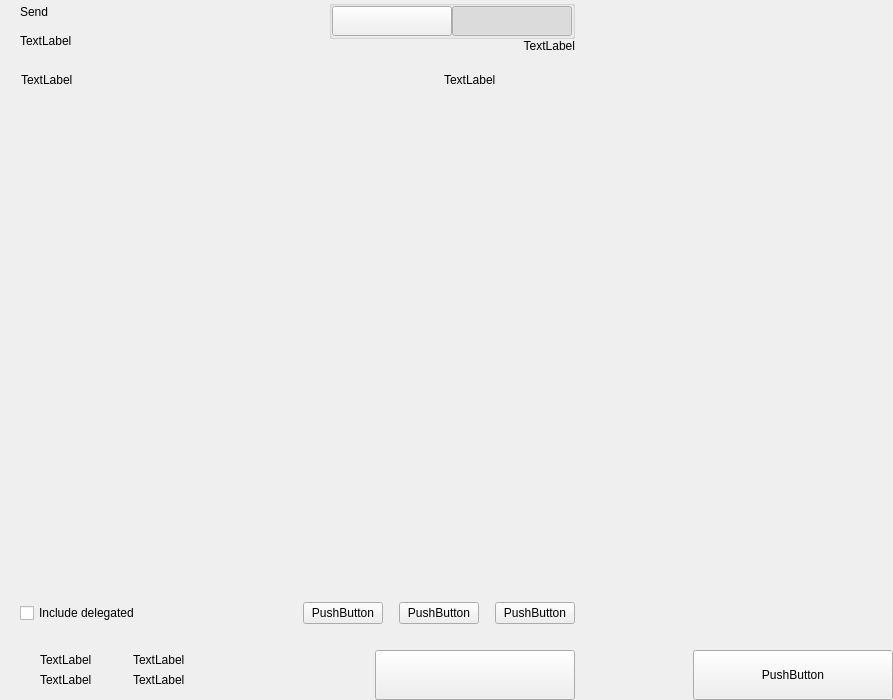
First picture: the form in src/qt/concrete/forms/send.ui, repository CONCRETE-Project/CONCRETE, before the edit.
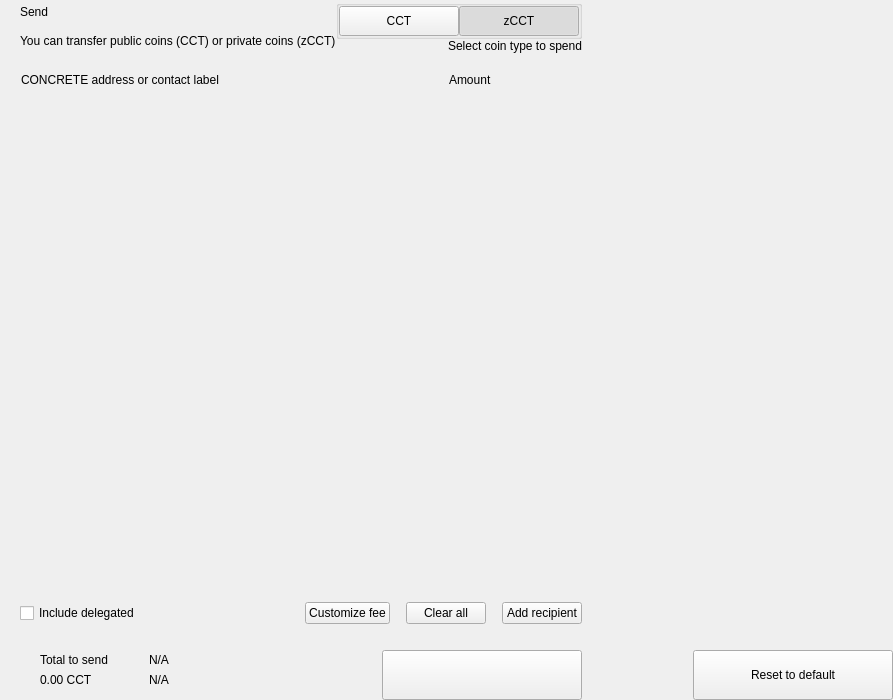
Second picture: the form after the edit. Custom widgets are drawn as their Qt base class.

```diff
--- a/src/qt/concrete/forms/send.ui
+++ b/src/qt/concrete/forms/send.ui
@@ -81,7 +81,7 @@
             <item>
              <widget class="QLabel" name="labelSubtitle1">
               <property name="text">
-               <string>TextLabel</string>
+               <string>You can transfer public coins (CCT) or private coins (zCCT)</string>
               </property>
              </widget>
             </item>
@@ -147,7 +147,7 @@
                   <enum>Qt::NoFocus</enum>
                  </property>
                  <property name="text">
-                  <string/>
+                  <string>CCT</string>
                  </property>
                  <property name="checkable">
                   <bool>true</bool>
@@ -175,7 +175,7 @@
                   <enum>Qt::NoFocus</enum>
                  </property>
                  <property name="text">
-                  <string/>
+                  <string>zCCT</string>
                  </property>
                  <property name="checkable">
                   <bool>true</bool>
@@ -194,7 +194,7 @@
             <item>
              <widget class="QLabel" name="labelSubtitle2">
               <property name="text">
-               <string>TextLabel</string>
+               <string>Select coin type to spend</string>
               </property>
               <property name="alignment">
                <set>Qt::AlignRight|Qt::AlignTrailing|Qt::AlignVCenter</set>
@@ -244,7 +244,7 @@
              <string notr="true">margin-left:8px;</string>
             </property>
             <property name="text">
-             <string>TextLabel</string>
+             <string>CONCRETE address or contact label</string>
             </property>
            </widget>
           </item>
@@ -267,7 +267,7 @@
           <item>
            <widget class="QLabel" name="labelSubtitleAmount">
             <property name="text">
-             <string>TextLabel</string>
+             <string>Amount</string>
             </property>
            </widget>
           </item>
@@ -401,7 +401,7 @@
              <enum>Qt::NoFocus</enum>
             </property>
             <property name="text">
-             <string>PushButton</string>
+             <string>Customize fee</string>
             </property>
            </widget>
           </item>
@@ -430,7 +430,7 @@
              <enum>Qt::RightToLeft</enum>
             </property>
             <property name="text">
-             <string>PushButton</string>
+             <string>Clear all</string>
             </property>
            </widget>
           </item>
@@ -456,7 +456,7 @@
              <enum>Qt::NoFocus</enum>
             </property>
             <property name="text">
-             <string>PushButton</string>
+             <string>Add recipient</string>
             </property>
            </widget>
           </item>
@@ -560,14 +560,14 @@
                      <item>
                       <widget class="QLabel" name="labelTitleTotalSend">
                        <property name="text">
-                        <string>TextLabel</string>
+                        <string>Total to send</string>
                        </property>
                       </widget>
                      </item>
                      <item>
                       <widget class="QLabel" name="labelAmountSend">
                        <property name="text">
-                        <string>TextLabel</string>
+                        <string notr="true">0.00 CCT</string>
                        </property>
                       </widget>
                      </item>
@@ -632,14 +632,14 @@
                      <item>
                       <widget class="QLabel" name="labelTitleTotalRemaining">
                        <property name="text">
-                        <string>TextLabel</string>
+                        <string notr="true">N/A</string>
                        </property>
                       </widget>
                      </item>
                      <item>
                       <widget class="QLabel" name="labelAmountRemaining">
                        <property name="text">
-                        <string>TextLabel</string>
+                        <string notr="true">N/A</string>
                        </property>
                       </widget>
                      </item>
@@ -796,7 +796,7 @@
              <enum>Qt::NoFocus</enum>
             </property>
             <property name="text">
-             <string>PushButton</string>
+             <string>Reset to default</string>
             </property>
            </widget>
           </item>
```
